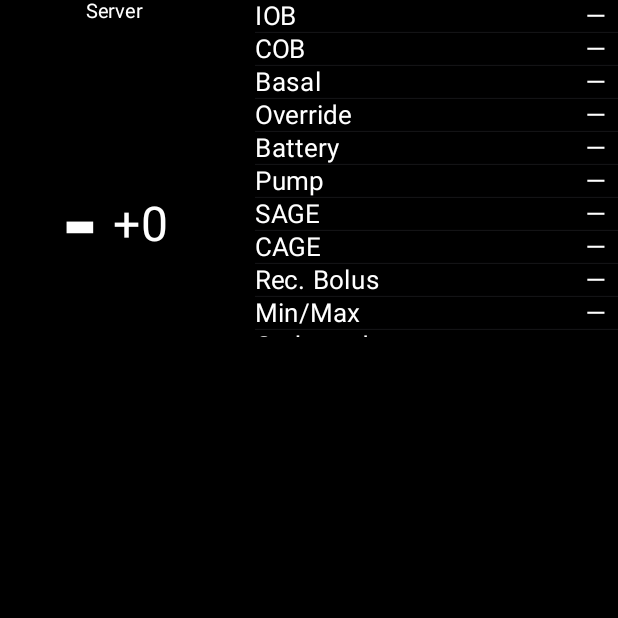
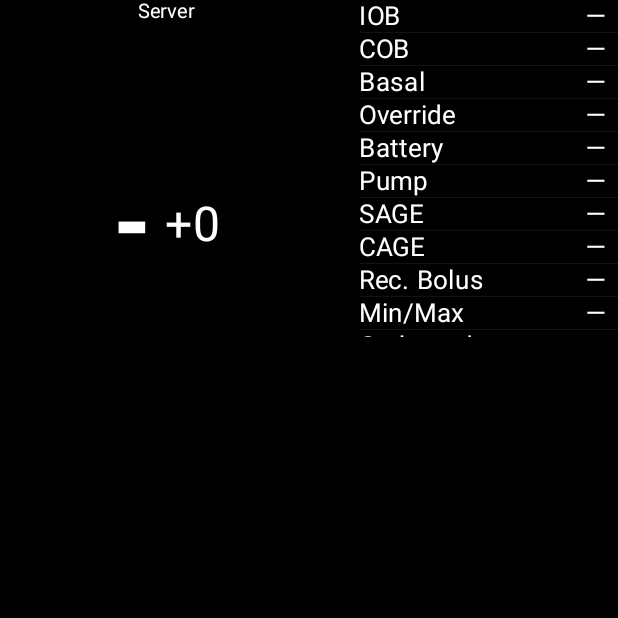
Before and after one commit to loopandlearn/LoopFollowAndroid, an Android app built with Jetpack Compose: the composable BGAndInfoRow shown on its own in the app's theme, on a phone screen of 412 x 824 dp, the top half of it. Run offline under Robolectric (Android 15) with nearby library versions, the phone set to English and light mode, and no system bars; 3 statements that could not run were skipped.

Commit message:
Give the BG block at least 55% of the home row next to the info table

```diff
--- a/app/src/main/java/com/loopandlearn/loopfollow/ui/home/HomeScreen.kt
+++ b/app/src/main/java/com/loopandlearn/loopfollow/ui/home/HomeScreen.kt
@@ -145,7 +145,12 @@ fun MainHomeView(onStatsTap: () -> Unit) {
     }
 }
 
-/** The BG block sets the row's height; the info table gets that height and scrolls when it has more rows. */
+/**
+ * The BG block sets the row's height; the info table gets that height and scrolls when it has more rows.
+ *
+ * ANDROID-DEVIATION: the BG block takes at least 55% of the width and the table the rest, up to 250 dp,
+ * so the BG reading stays large on narrow phones and with larger text.
+ */
 @Composable
 private fun BGAndInfoRow() {
     Layout(
@@ -156,7 +161,8 @@ private fun BGAndInfoRow() {
         modifier = Modifier.fillMaxWidth(),
     ) { measurables, constraints ->
         val gap = 10.dp.roundToPx()
-        val tableWidth = 250.dp.roundToPx().coerceAtMost(constraints.maxWidth - gap).coerceAtLeast(0)
+        val available = (constraints.maxWidth - gap).coerceAtLeast(0)
+        val tableWidth = minOf(250.dp.roundToPx(), (available * 0.45f).toInt())
         val bgWidth = (constraints.maxWidth - gap - tableWidth).coerceAtLeast(0)
         val bgHeight = measurables[0].minIntrinsicHeight(bgWidth)
         val bg = measurables[0].measure(Constraints.fixed(bgWidth, bgHeight))
```
Also changed, not shown: 1 other file.
